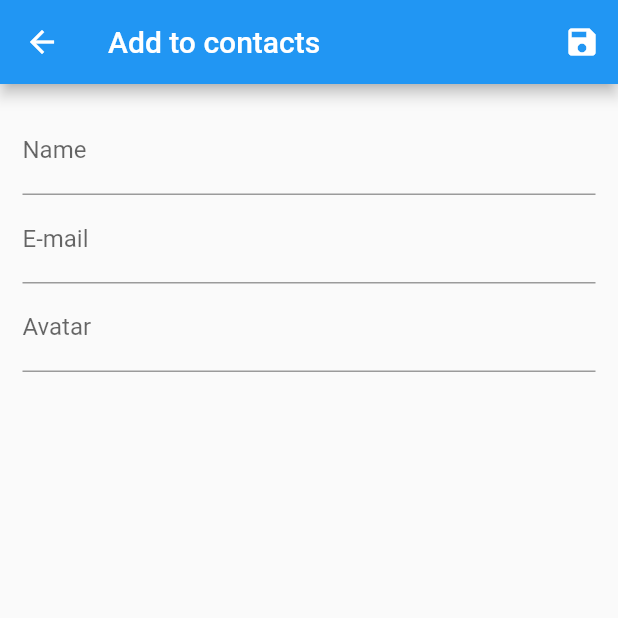
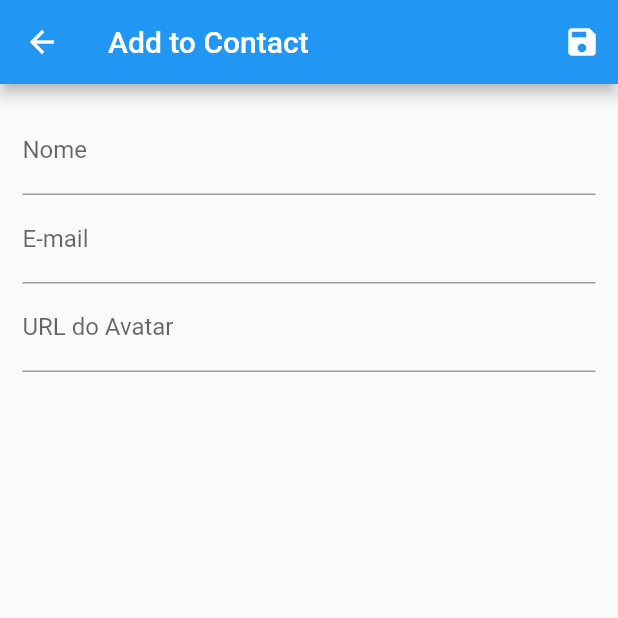
Before and after one commit to isabelaomaciel/contacts_list, a Flutter app: the screen it shows after launch, after a tap on the "add" icon, on a phone screen of 412 x 824 dp, the top half of it. Run offline on Flutter 3.47's test engine with Material 2 defaults, Android fonts, the phone set to English and light mode, and no system bars; network calls fail.

Commit message:
feat: form contact

```diff
--- a/lib/components/user_tile.dart
+++ b/lib/components/user_tile.dart
@@ -1,38 +1,46 @@
 import 'package:flutter/material.dart';
-
 import '../models/user.dart';
+import '../routes/app_routes.dart';
 
 class UserTile extends StatelessWidget {
-  final User user;
+  final User? user;
 
-  const UserTile(this.user);
+  const UserTile(
+    this.user, {
+    Key? key,
+  }) : super(key: key);
 
   @override
   Widget build(BuildContext context) {
-    final avatar = user.avatarUrl == null || user.avatarUrl.isEmpty
+    final avatar = user!.avatarUrl == null || user!.avatarUrl.isEmpty
         ? CircleAvatar(
             child: Icon(Icons.person),
           )
         : CircleAvatar(
-            backgroundImage: NetworkImage(user.avatarUrl),
+            backgroundImage: NetworkImage(user!.avatarUrl),
           );
 
     return ListTile(
       leading: avatar,
-      title: Text(user.name),
-      subtitle: Text(user.email),
+      title: Text(user!.name),
+      subtitle: Text(user!.email),
       trailing: Container(
         width: 100,
         child: Row(
-          children: <Widget>[
+          children: [
             IconButton(
-              onPressed: () {},
+              onPressed: () {
+                Navigator.of(context).pushNamed(
+                  AppRoutes.USER_FORM,
+                  arguments: user,
+                );
+              },
               icon: Icon(Icons.edit),
             ),
             IconButton(
               onPressed: () {},
               icon: Icon(Icons.delete),
-            )
+            ),
           ],
         ),
       ),
--- a/lib/data/dummy_users.dart
+++ b/lib/data/dummy_users.dart
@@ -1,28 +1,28 @@
 import '../models/user.dart';
 
 const DUMMY_USERS = {
-  '1': const User(
+  '1': User(
     id: '1',
     name: 'Maria',
     email: 'maria@xmail.com',
     avatarUrl: 'https://images.unsplash.com/photo-1494790108377-be9c29b29330?ixlib=rb-4.0.3&ixid=M3wxMjA3fDB8MHxwaG90by1wYWdlfHx8fGVufDB8fHx8fA%3D%3D&auto=format&fit=crop&w=387&q=80',
   ),
 
-  '2': const User(
+  '2': User(
     id: '2',
     name: 'Lucca',
     email: 'lucca@xmail.com',
     avatarUrl: 'https://images.unsplash.com/photo-1599566150163-29194dcaad36?ixlib=rb-4.0.3&ixid=M3wxMjA3fDB8MHxwaG90by1wYWdlfHx8fGVufDB8fHx8fA%3D%3D&auto=format&fit=crop&w=387&q=80',
   ),
 
-  '3': const User(
+  '3': User(
     id: '3',
     name: 'Cristina',
     email: 'criscristina@xmail.com',
     avatarUrl: 'https://images.unsplash.com/photo-1580489944761-15a19d654956?ixlib=rb-4.0.3&ixid=M3wxMjA3fDB8MHxwaG90by1wYWdlfHx8fGVufDB8fHx8fA%3D%3D&auto=format&fit=crop&w=461&q=80',
   ),
 
-  '4': const User(
+  '4': User(
     id: '4',
     name: 'Dom',
     email: 'dom08@xmail.com',
--- a/lib/models/user.dart
+++ b/lib/models/user.dart
@@ -1,13 +1,12 @@
-import 'package:flutter/material.dart';
 
 class User {
-  final String id;
+  final String? id;
   final String name;
   final String email;
   final String avatarUrl;
 
   const User({
-    required this.id,
+    this.id,
     required this.name,
     required this.email,
     required this.avatarUrl,
--- a/lib/views/user_form.dart
+++ b/lib/views/user_form.dart
@@ -1,25 +1,45 @@
 import 'package:flutter/material.dart';
+import 'package:provider/provider.dart';
+
+import '../models/user.dart';
+import '../provider/users.dart';
+
 
 class UserForm extends StatelessWidget {
-  final _form= GlobalKey<FormState>();
+  final _form = GlobalKey<FormState>();
+  final Map<String, String> _formData = {};
 
+  UserForm({Key? key}) : super(key: key);
 
   @override
   Widget build(BuildContext context) {
     return Scaffold(
       appBar: AppBar(
-        title: Text('Add to contacts'),
+        title: Text('Add to Contact'),
         actions: [
           IconButton(
+            icon: Icon(Icons.save),
             onPressed: () {
-              _form.currentState?.save();
-              Navigator.of(context).pop();
+              final isValid = _form.currentState!.validate();
+
+              if (isValid) {
+                _form.currentState!.save();
+
+                Provider.of<Users>(context, listen: false).put(
+                  User(
+                    id: _formData['id'],
+                    name: _formData['name']!,
+                    email: _formData['email']!,
+                    avatarUrl: _formData['avatarUrl']!,
+                  ),
+                );
+
+                Navigator.of(context).pop();
+              }
             },
-            icon: Icon(Icons.save),
           ),
         ],
       ),
-
       body: Padding(
         padding: EdgeInsets.all(15),
         child: Form(
@@ -27,16 +47,27 @@ class UserForm extends StatelessWidget {
           child: Column(
             children: [
               TextFormField(
-                decoration: InputDecoration(labelText: 'Name'),
-                onSaved: (value){
-                  print('salvando');
+                decoration: InputDecoration(labelText: 'Nome'),
+                validator: (value) {
+                  if (value == null || value.trim().isEmpty) {
+                    return 'Nome inválido';
+                  }
+
+                  if (value.trim().length < 3) {
+                    return 'Nome muito pequeno. No mínimo 3 letras.';
+                  }
+
+                  return null;
                 },
+                onSaved: (value) => _formData['name'] = value!,
               ),
               TextFormField(
                 decoration: InputDecoration(labelText: 'E-mail'),
+                onSaved: (value) => _formData['email'] = value!,
               ),
               TextFormField(
-                decoration: InputDecoration(labelText: 'Avatar'),
+                decoration: InputDecoration(labelText: 'URL do Avatar'),
+                onSaved: (value) => _formData['avatarUrl'] = value!,
               ),
             ],
           ),
--- a/lib/views/user_list.dart
+++ b/lib/views/user_list.dart
@@ -2,7 +2,6 @@ import 'package:flutter/material.dart';
 import 'package:list_contacts/components/user_tile.dart';
 import 'package:list_contacts/routes/app_routes.dart';
 import 'package:provider/provider.dart';
-import '../models/user.dart';
 import '../provider/users.dart';
 
 class UserList extends StatelessWidget {
@@ -15,7 +14,7 @@ class UserList extends StatelessWidget {
     return Scaffold(
       appBar: AppBar(
         title: Text('My Contacts'),
-        actions: <Widget>[
+        actions: [
           IconButton(
             onPressed: () {
               Navigator.of(context).pushNamed(AppRoutes.USER_FORM);
```
Also changed, not shown: lib/provider/users.dart (+8 -12 lines).
